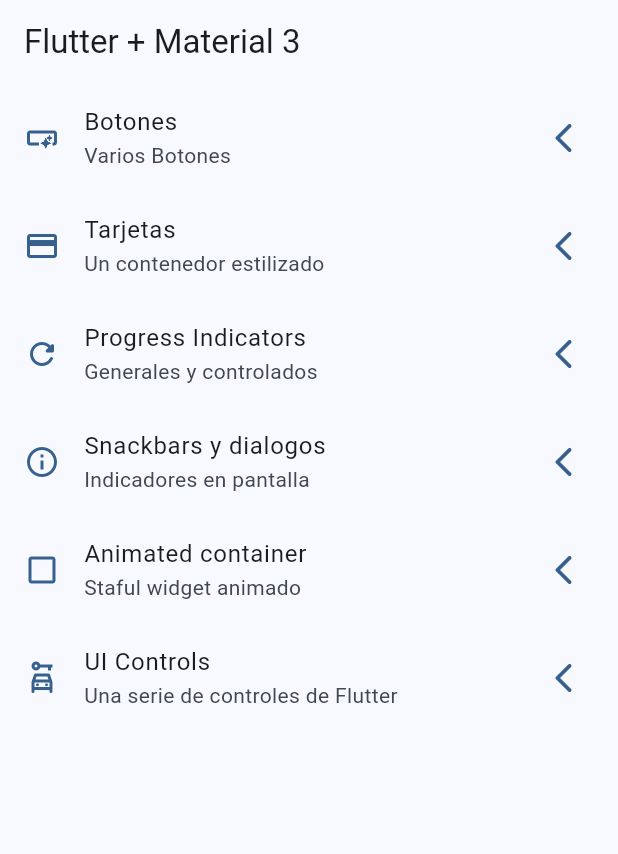
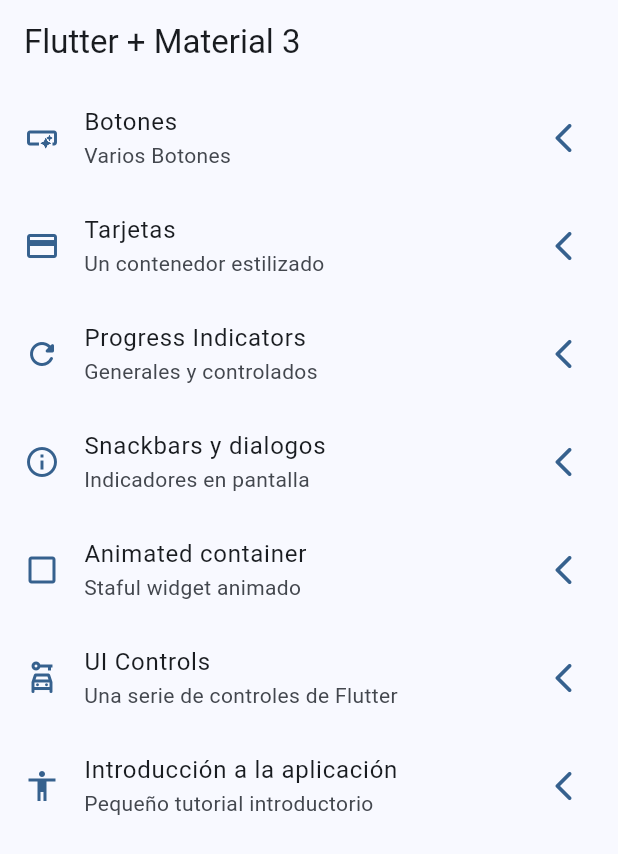
Before and after one commit to danielsimarro/widgets_app, a Flutter app: the screen it shows after launch, on a phone screen of 412 x 824 dp. Shown: the top 854 px of the screen. Run offline on Flutter 3.47's test engine with Material 2 defaults, Android fonts, the phone set to English and light mode, and no system bars; our stand-ins replace go_router.

Commit message:
tutorial screen

```diff
--- a/lib/config/menu/menu_items.dart
+++ b/lib/config/menu/menu_items.dart
@@ -43,5 +43,10 @@ const appMenuItems = <MenuItem>[
       title: 'UI Controls',
       subTitle: 'Una serie de controles de Flutter',
       link: '/ui-controls',
-      icon: Icons.car_rental_outlined)
+      icon: Icons.car_rental_outlined),
+  MenuItem(
+      title: 'Introducción a la aplicación',
+      subTitle: 'Pequeño tutorial introductorio',
+      link: '/tutorials',
+      icon: Icons.accessibility)
 ];
--- a/lib/config/router/app_router.dart
+++ b/lib/config/router/app_router.dart
@@ -39,6 +39,11 @@ final appRouter = GoRouter(
       path: '/ui-controls',
       name: UiControlsScreen.name,
       builder: (context, state) => const UiControlsScreen(),
+    ),
+    GoRoute(
+      path: '/tutorials',
+      name: AppTutorialScreen.name,
+      builder: (context, state) => const AppTutorialScreen(),
     )
   ],
 );
--- a/pubspec.yaml
+++ b/pubspec.yaml
@@ -11,6 +11,8 @@ dependencies:
     sdk: flutter
   go_router: ^11.1.2
 
+
+
 dev_dependencies:
   flutter_lints: ^2.0.0
   flutter_test:
@@ -18,3 +20,6 @@ dev_dependencies:
 
 flutter:
   uses-material-design: true
+
+assets:
+  - assets/images/
```
Also changed, not shown: assets/Images/1.png (added), assets/Images/2.png (added), assets/Images/3.png (added), assets/Images/jar-loading.gif (added), pubspec.lock.
